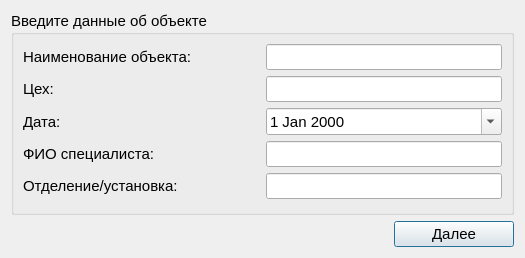
Before: the Qt Designer form Src/Ui/Setup/ObjectWindow.ui in Rekvim/MpiSki, drawn with Qt 5.
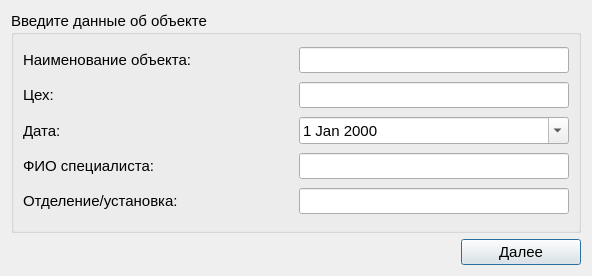
After: the same form once the commit is applied.

What changed in the file:
```diff
--- a/Src/Ui/Setup/ObjectWindow.ui
+++ b/Src/Ui/Setup/ObjectWindow.ui
@@ -6,8 +6,8 @@
    <rect>
     <x>0</x>
     <y>0</y>
-    <width>525</width>
-    <height>258</height>
+    <width>592</width>
+    <height>276</height>
    </rect>
   </property>
   <property name="sizePolicy">
```
